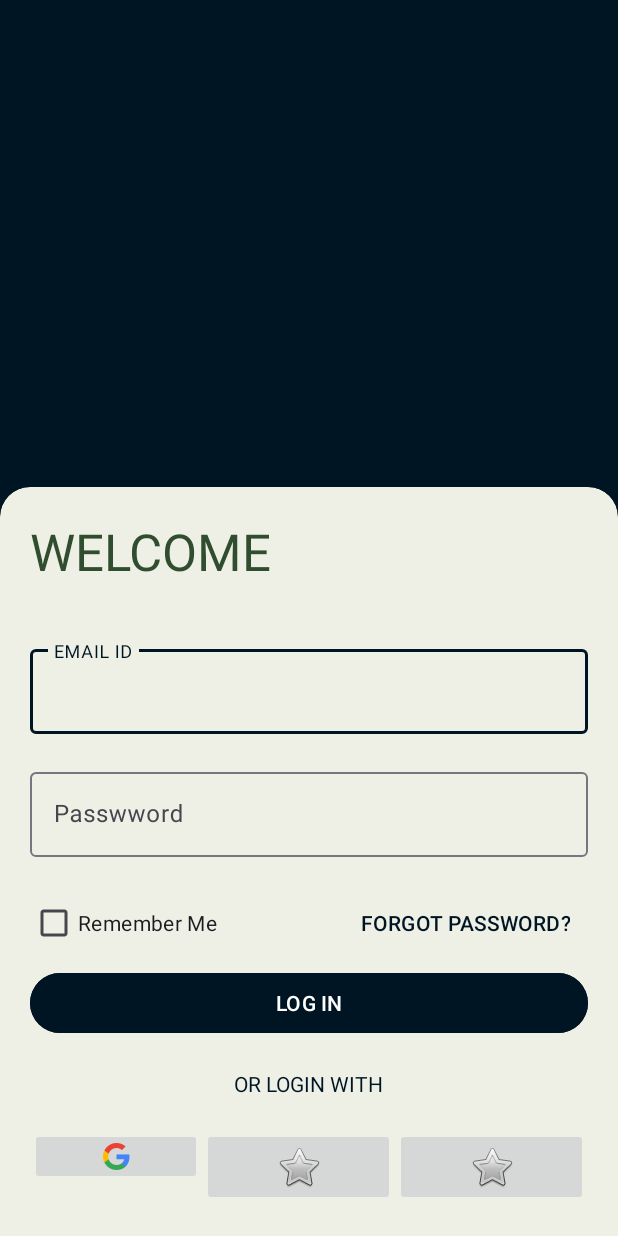
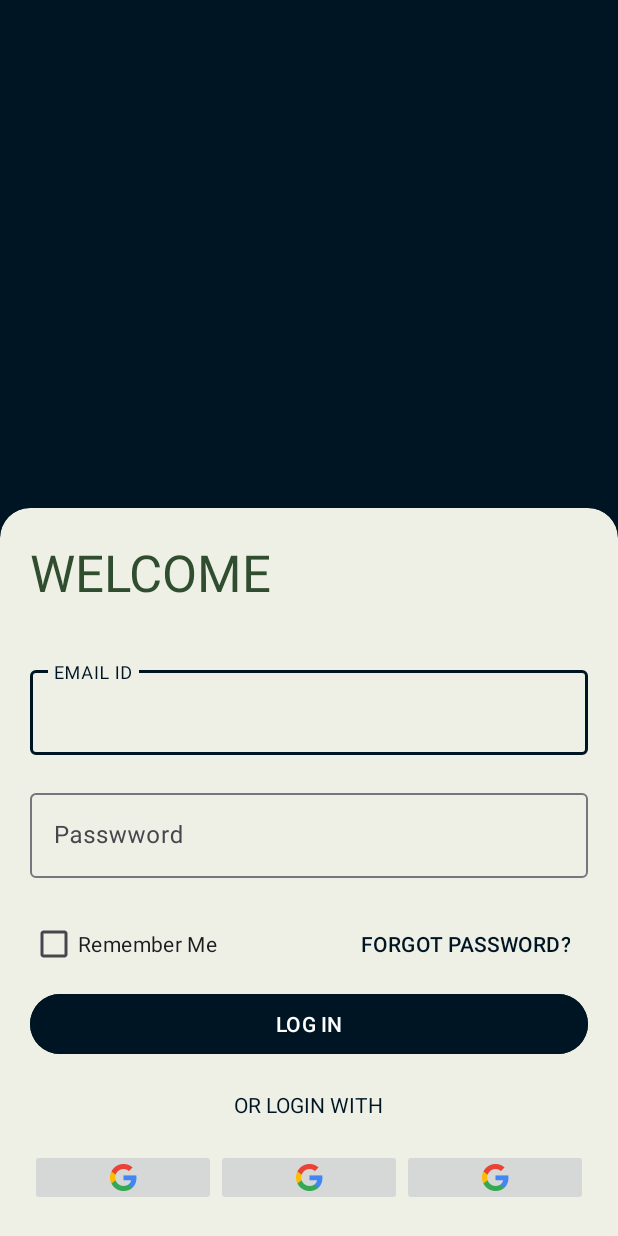
Before and after one commit to PIYUSH-69/Health-care_NFC, an Android app: the patient_signin screen opened directly, with no data from a screen before it, on a phone screen of 412 x 824 dp. Run offline under Robolectric (Android 15) with nearby library versions, the phone set to English and light mode, and no system bars.

Commit message:
connecting the activity

```diff
--- a/app/src/main/res/layout/activity_patient_signin.xml
+++ b/app/src/main/res/layout/activity_patient_signin.xml
@@ -133,14 +133,14 @@
                     android:layout_width="wrap_content"
                     android:layout_height="wrap_content"
                     android:layout_weight="1"
-                    android:src="@android:drawable/btn_star" />
+                    android:src="@drawable/googleg_standard_color_18" />
 
                 <ImageButton
                     android:id="@+id/imageButton3"
                     android:layout_width="wrap_content"
                     android:layout_height="wrap_content"
                     android:layout_weight="1"
-                    android:src="@android:drawable/btn_star" />
+                    android:src="@drawable/googleg_standard_color_18" />
             </LinearLayout>
 
 
```
